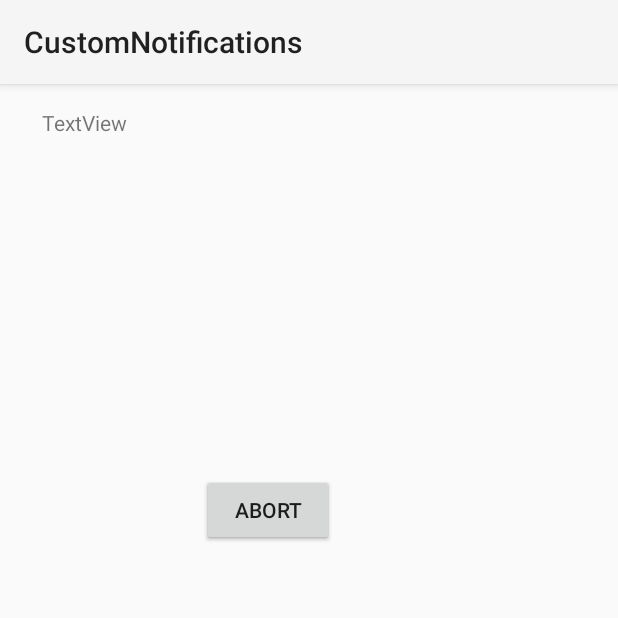
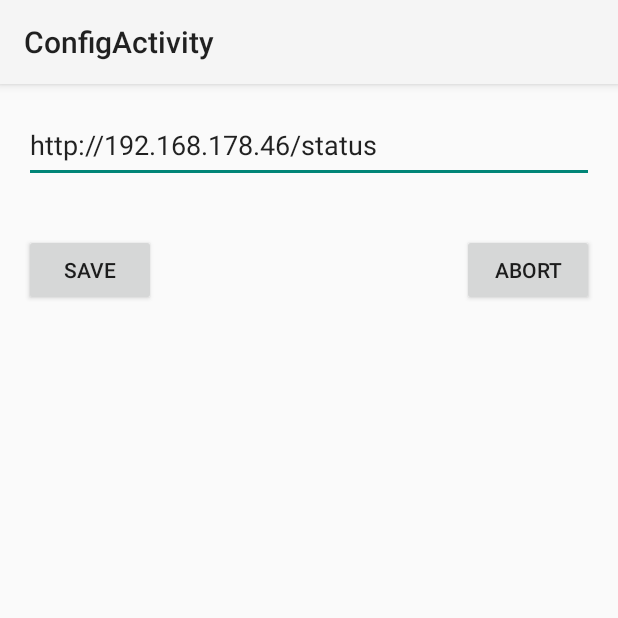
Before and after one commit to justincaseof/notifications, an Android app: the ConfigActivity screen opened directly, with no data from a screen before it, on a phone screen of 412 x 824 dp, the top half of it. Run offline under Robolectric (Android 15) with nearby library versions, the phone set to English and light mode, and no system bars.

Commit message:
* config

```diff
--- a/Application/src/main/AndroidManifest.xml
+++ b/Application/src/main/AndroidManifest.xml
@@ -39,7 +39,9 @@
             </intent-filter>
         </activity>
 
-        <activity android:name=".ConfigActivity">
+        <activity
+            android:name=".ConfigActivity"
+            android:label="ConfigActivity">
 
         </activity>
 
--- a/Application/src/main/java/com/example/android/customnotifications/Configuration.java
+++ b/Application/src/main/java/com/example/android/customnotifications/Configuration.java
@@ -6,6 +6,6 @@ package com.example.android.customnotifications;
 
 public class Configuration {
 
-    public static String target = "http://192.168.178.46/status";
+    public static String TARGET_URL = "http://192.168.178.46/status";
 
 }
--- a/Application/src/main/java/com/example/android/customnotifications/DownloadService.java
+++ b/Application/src/main/java/com/example/android/customnotifications/DownloadService.java
@@ -64,7 +64,7 @@ public class DownloadService extends IntentService {
     public String getStatus() {
         try {
             long start = System.currentTimeMillis();
-            URLConnection urlConnection = new URL(Configuration.target).openConnection();
+            URLConnection urlConnection = new URL(Configuration.TARGET_URL).openConnection();
             urlConnection.setConnectTimeout(2000);
             urlConnection.setReadTimeout(2000);
 
@@ -97,7 +97,7 @@ public class DownloadService extends IntentService {
     private void setStatus(RelaisState relais_state, int remainingMinutes) {
         try {
             long start = System.currentTimeMillis();
-            URL url = new URL(Configuration.target);
+            URL url = new URL(Configuration.TARGET_URL);
             HttpURLConnection urlConnection = null;
             urlConnection = (HttpURLConnection) url.openConnection();
             urlConnection.setConnectTimeout(2000);
--- a/Application/src/main/res/layout/activity_config.xml
+++ b/Application/src/main/res/layout/activity_config.xml
@@ -10,34 +10,39 @@
     android:paddingTop="@dimen/activity_vertical_margin"
     tools:context="com.example.android.customnotifications.ConfigActivity">
 
-    <TextView
-        android:text="TextView"
+    <!--<TextView-->
+        <!--android:text="TextView"-->
+        <!--android:layout_width="match_parent"-->
+        <!--android:layout_height="wrap_content"-->
+        <!--android:id="@+id/textView_targetURL" />-->
+
+    <Button
+        android:text="abort"
         android:layout_width="wrap_content"
         android:layout_height="wrap_content"
+        android:onClick="abort"
+        android:id="@+id/button_abort"
+        android:layout_alignBaseline="@+id/button_save"
+        android:layout_alignBottom="@+id/button_save"
+        android:layout_alignParentEnd="true" />
+
+    <EditText
+        android:layout_width="match_parent"
+        android:layout_height="50dp"
+        android:inputType="textPersonName"
+        android:text="N/A"
+        android:ems="10"
+        android:id="@+id/editText_targetURL"
         android:layout_alignParentTop="true"
-        android:layout_alignParentStart="true"
-        android:layout_marginStart="12dp"
-        android:id="@+id/textView" />
+        android:layout_alignParentStart="true" />
 
     <Button
         android:text="save"
         android:layout_width="wrap_content"
         android:layout_height="wrap_content"
-        android:layout_alignParentBottom="true"
-        android:layout_toEndOf="@+id/textView"
-        android:layout_marginStart="50dp"
-        android:layout_marginBottom="444dp"
+        android:onClick="save"
         android:id="@+id/button_save"
-        android:onClick="save" />
-
-    <Button
-        android:text="abort"
-        android:layout_width="wrap_content"
-        android:layout_height="wrap_content"
-        android:layout_alignParentBottom="true"
-        android:layout_toEndOf="@+id/textView"
-        android:layout_marginStart="50dp"
-        android:layout_marginBottom="444dp"
-        android:id="@+id/button_abort"
-        android:onClick="abort" />
+        android:layout_marginTop="34dp"
+        android:layout_below="@+id/editText_targetURL"
+        android:layout_alignParentStart="true" />
 </RelativeLayout>
```
Also changed, not shown: Application/src/main/java/com/example/android/customnotifications/ConfigActivity.java (+12 -2 lines), Application/src/main/java/com/example/android/customnotifications/ShowNotificationService.java (+3 -5 lines), Application/src/main/res/layout/notification.xml (+0 -8 lines).
